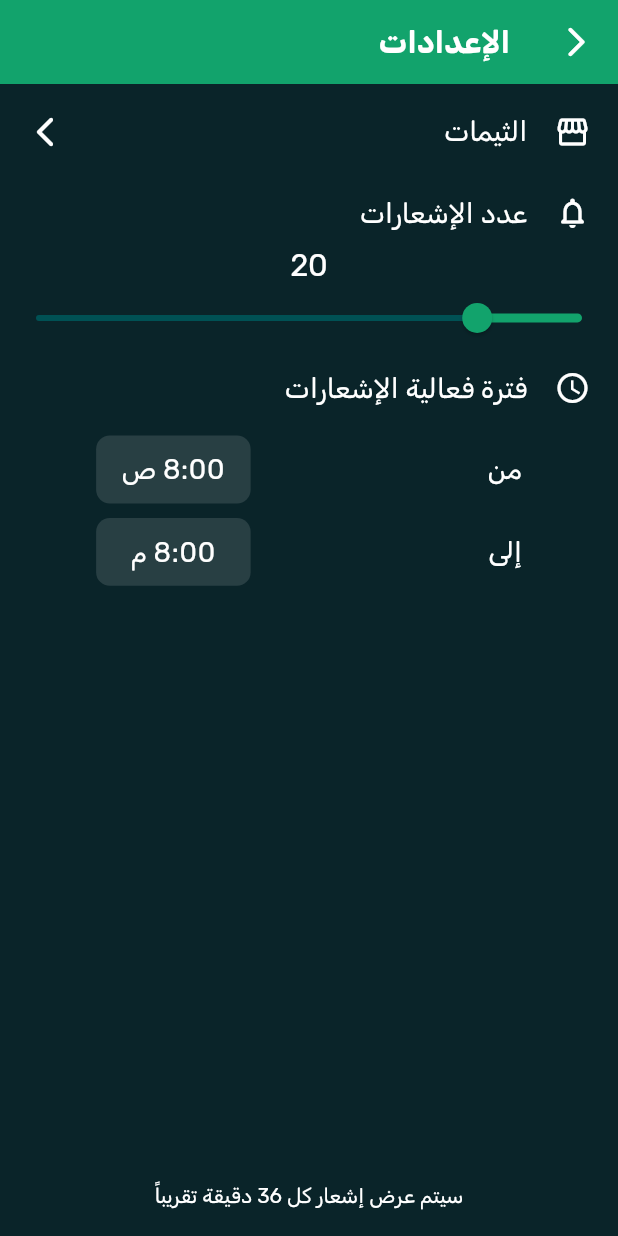
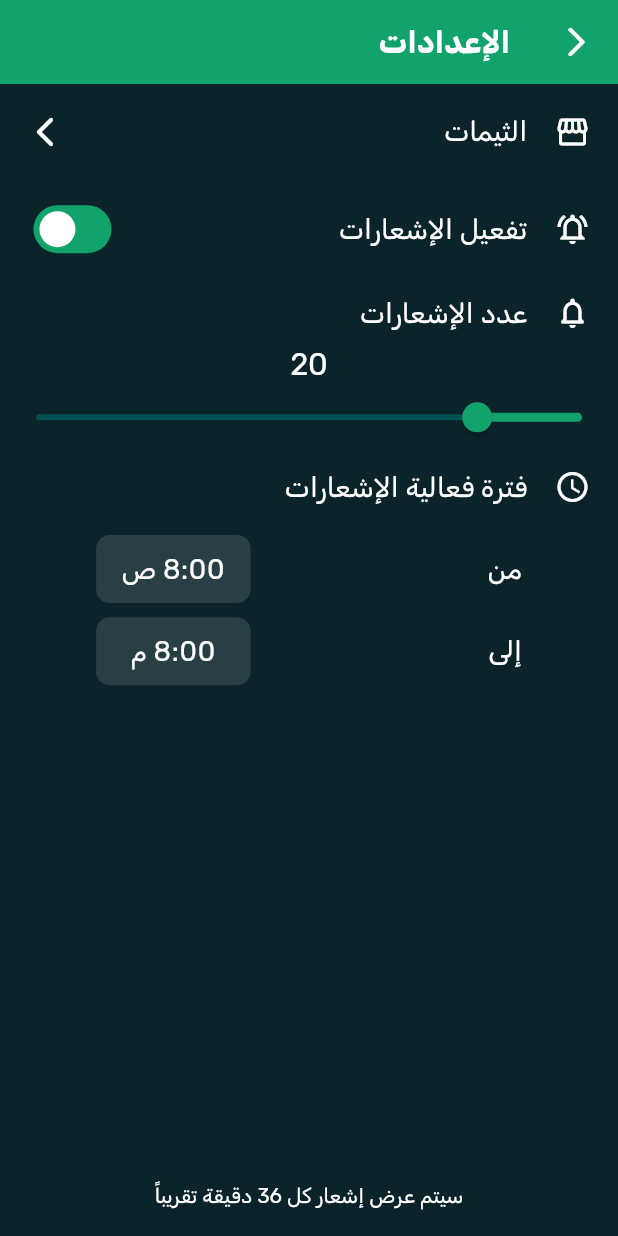
Before and after one commit to Kawarem/tadaruk.kawarem, a Flutter app: the screen it shows after launch, after a tap on the "settings" icon, on a phone screen of 412 x 824 dp. Run offline on Flutter 3.47's test engine with Material 3 defaults, Android fonts, the phone set to English and light mode, and no system bars; our stand-ins replace bloc, equatable, flutter_bloc, flutter_screenutil, flutter_svg, get and 3 more; missing offline and left inert: marqueer; accounts and stored records are empty; statements that could not run were skipped.

Commit message:
Add activate notifications toggle

```diff
--- a/lib/modules/settings_screen/settings_screen.dart
+++ b/lib/modules/settings_screen/settings_screen.dart
@@ -4,7 +4,6 @@ import 'package:flutter_screenutil/flutter_screenutil.dart';
 import 'package:get/get.dart';
 import 'package:tadarok/modules/themes_screen/themes_screen.dart';
 import 'package:tadarok/state_management/app_bloc/app_bloc.dart';
-
 
 class SettingsScreen extends StatelessWidget {
   const SettingsScreen({super.key});
@@ -42,7 +41,6 @@ class SettingsScreen extends StatelessWidget {
                         child: Container(
                           padding: const EdgeInsets.all(16).r,
                           child: Row(
-                            mainAxisSize: MainAxisSize.max,
                             children: [
                               const Icon(Icons.storefront),
                               SizedBox(
@@ -50,10 +48,7 @@ class SettingsScreen extends StatelessWidget {
                               ),
                               Text(
                                 'الثيمات',
-                                style: Theme
-                                    .of(context)
-                                    .textTheme
-                                    .bodyLarge,
+                                style: Theme.of(context).textTheme.bodyLarge,
                               ),
                               const Expanded(
                                 child: Row(
@@ -73,16 +68,53 @@ class SettingsScreen extends StatelessWidget {
                             .r,
                         child: Row(
                           children: [
+                            Icon(appBloc.isNotificationsActivated
+                                ? Icons.notifications_active_outlined
+                                : Icons.notifications_off_outlined),
+                            SizedBox(
+                              width: 16.w,
+                            ),
+                            Text(
+                              'تفعيل الإشعارات',
+                              style: Theme.of(context).textTheme.bodyLarge,
+                            ),
+                            Expanded(
+                              child: Row(
+                                mainAxisAlignment: MainAxisAlignment.end,
+                                children: [
+                                  Switch(
+                                      value: appBloc.isNotificationsActivated,
+                                      onChanged: (isNotificationsActivated) {
+                                        appBloc.add(
+                                            ChangeNotificationsActivationEvent(
+                                                isNotificationsActivated:
+                                                    isNotificationsActivated));
+                                      }),
+                                ],
+                              ),
+                            ),
+                          ],
+                        ),
+                      ),
+                      AnimatedOpacity(
+                        opacity: appBloc.isNotificationsActivated ? 1 : 0.5,
+                        duration: const Duration(milliseconds: 250),
+                        child: Column(
+                          children: [
+                            Padding(
+                              padding: const EdgeInsets.symmetric(
+                                      horizontal: 16.0, vertical: 8)
+                                  .r,
+                              child: Row(
+                                children: [
                                   const Icon(Icons.notifications_none_rounded),
                                   SizedBox(
                                     width: 16.w,
                                   ),
                                   Text(
                                     'عدد الإشعارات',
-                              style: Theme
-                                  .of(context)
-                                  .textTheme
-                                  .bodyLarge,
+                                    style:
+                                        Theme.of(context).textTheme.bodyLarge,
                                   ),
                                 ],
                               ),
@@ -92,18 +124,18 @@ class SettingsScreen extends StatelessWidget {
                               children: [
                                 Text(
                                   appBloc.notificationsNumber.toString(),
-                            style: Theme
-                                .of(context)
-                                .textTheme
-                                .displayLarge,
+                                  style:
+                                      Theme.of(context).textTheme.displayLarge,
                                 ),
                               ],
                             ),
                             Slider(
                               value: appBloc.notificationsNumber.toDouble(),
                               onChanged: (value) {
+                                if (appBloc.isNotificationsActivated) {
                                   appBloc.add(ChangeNotificationsNumberEvent(
                                       notificationsNumber: value));
+                                }
                               },
                               min: 1,
                               max: 100,
@@ -120,10 +152,8 @@ class SettingsScreen extends StatelessWidget {
                                   ),
                                   Text(
                                     'فترة فعالية الإشعارات',
-                              style: Theme
-                                  .of(context)
-                                  .textTheme
-                                  .bodyLarge,
+                                    style:
+                                        Theme.of(context).textTheme.bodyLarge,
                                   )
                                 ],
                               ),
@@ -135,46 +165,47 @@ class SettingsScreen extends StatelessWidget {
                               child: Column(
                                 children: [
                                   Row(
-                              mainAxisAlignment: MainAxisAlignment.spaceBetween,
+                                    mainAxisAlignment:
+                                        MainAxisAlignment.spaceBetween,
                                     children: [
                                       Text('من',
-                                    style:
-                                    Theme
-                                        .of(context)
+                                          style: Theme.of(context)
                                               .textTheme
                                               .bodyLarge),
                                       GestureDetector(
                                         onTap: () {
+                                          if (appBloc
+                                              .isNotificationsActivated) {
                                             showTimePicker(
                                                     context: context,
-                                        initialTime:
-                                        appBloc.notificationStartTime)
+                                                    initialTime: appBloc
+                                                        .notificationStartTime)
                                                 .then((value) {
                                               appBloc.add(
                                                   ChangeNotificationsStartTimeEvent(
-                                              notificationStartTime: value!));
+                                                      notificationStartTime:
+                                                          value!));
                                             });
+                                          }
                                         },
                                         child: Container(
                                             width: 90.w,
                                             padding: const EdgeInsets.all(8).r,
                                             decoration: BoxDecoration(
                                                 borderRadius:
-                                          BorderRadius
-                                              .circular(8)
-                                              .r,
-                                          color:
-                                          Colors.white.withOpacity(0.12)),
+                                                    BorderRadius.circular(8).r,
+                                                color: Colors.white
+                                                    .withOpacity(0.12)),
                                             child: Center(
                                               child: Text(
                                                   appBloc.convertTimeToString(
                                                       hour: appBloc
-                                                    .notificationStartTime.hour,
+                                                          .notificationStartTime
+                                                          .hour,
                                                       minute: appBloc
                                                           .notificationStartTime
                                                           .minute),
-                                            style: Theme
-                                                .of(context)
+                                                  style: Theme.of(context)
                                                       .textTheme
                                                       .bodyLarge),
                                             )),
@@ -185,50 +216,55 @@ class SettingsScreen extends StatelessWidget {
                                     height: 8.h,
                                   ),
                                   Row(
-                              mainAxisAlignment: MainAxisAlignment.spaceBetween,
+                                    mainAxisAlignment:
+                                        MainAxisAlignment.spaceBetween,
                                     children: [
                                       Text('إلى',
-                                    style:
-                                    Theme
-                                        .of(context)
+                                          style: Theme.of(context)
                                               .textTheme
                                               .bodyLarge),
                                       GestureDetector(
                                         onTap: () {
+                                          if (appBloc
+                                              .isNotificationsActivated) {
                                             showTimePicker(
                                               context: context,
-                                      initialTime: appBloc.notificationEndTime,
+                                              initialTime:
+                                                  appBloc.notificationEndTime,
                                             ).then((value) {
                                               appBloc.add(
                                                   ChangeNotificationsEndTimeEvent(
-                                              notificationEndTime: value!));
+                                                      notificationEndTime:
+                                                          value!));
                                             });
+                                          }
                                         },
                                         child: Container(
                                             width: 90.w,
                                             padding: const EdgeInsets.all(8).r,
                                             decoration: BoxDecoration(
                                                 borderRadius:
-                                          BorderRadius
-                                              .circular(8)
-                                              .r,
-                                          color:
-                                          Colors.white.withOpacity(0.12)),
+                                                    BorderRadius.circular(8).r,
+                                                color: Colors.white
+                                                    .withOpacity(0.12)),
                                             child: Center(
                                               child: Text(
                                                   appBloc.convertTimeToString(
                                                       hour: appBloc
-                                                    .notificationEndTime.hour,
+                                                          .notificationEndTime
+                                                          .hour,
                                                       minute: appBloc
                                                           .notificationEndTime
                                                           .minute),
-                                            style: Theme
-                                                .of(context)
+                                                  style: Theme.of(context)
                                                       .textTheme
                                                       .bodyLarge),
                                             )),
                                       ),
                                     ],
+                                  ),
+                                ],
+                              ),
                             ),
                           ],
                         ),
@@ -242,14 +278,15 @@ class SettingsScreen extends StatelessWidget {
                         SizedBox(
                           height: 16.h,
                         ),
-                        Center(
+                        AnimatedOpacity(
+                          opacity: appBloc.isNotificationsActivated ? 1 : 0,
+                          duration: const Duration(milliseconds: 250),
+                          child: Center(
                             child: Text(
-                              'سيتم عرض إشعار كل ${appBloc
-                                  .timeBetweenEachNotifications} دقيقة تقريباً',
-                              style: Theme
-                                  .of(context)
-                                  .textTheme
-                                  .displaySmall),
+                                'سيتم عرض إشعار كل ${appBloc.timeBetweenEachNotifications} دقيقة تقريباً',
+                                style:
+                                    Theme.of(context).textTheme.displaySmall),
+                          ),
                         ),
                       ],
                     ),
--- a/lib/state_management/app_bloc/app_bloc.dart
+++ b/lib/state_management/app_bloc/app_bloc.dart
@@ -20,22 +20,14 @@ class AppBloc extends Bloc<AppEvent, AppState> {
   int surahNumber = 0;
   int displayTypeInHomeScreen = 0;
   bool appBarIsCollapsed = false;
-  List<bool> isOverflowing = [
-    false,
-    false,
-    false,
-  ];
-  List<GlobalKey> textKeys = [
-    GlobalKey(),
-    GlobalKey(),
-    GlobalKey(),
-  ];
+  bool isNotificationsActivated = true;
 
   AppBloc() : super(AppInitial()) {
     on<AppEvent>((event, emit) async {
       if (event is ChangeNotificationsNumberEvent) {
         notificationsNumber = event.notificationsNumber.toInt();
         timeBetweenEachNotifications = calculateTimeBetweenEachNotifications();
+        await AppCacheHelper().cacheNotificationsNumber(notificationsNumber);
         emit(ChangeNotificationsNumberState());
       } else if (event is ChangeNotificationsStartTimeEvent) {
         notificationStartTime = event.notificationStartTime;
@@ -60,7 +52,7 @@ class AppBloc extends Bloc<AppEvent, AppState> {
         emit(ChangeMistakeKindState());
       } else if (event is ValidateTextFormFieldEvent) {
         emit(ValidateTextFormFieldState(validator: event.validator));
-      } else if (event is ChangeSurahInAddMistakeScreen) {
+      } else if (event is ChangeSurahInAddMistakeScreenEvent) {
         surahNumber = event.surahNumber;
         emit(ChangeSurahInAddMistakeScreenState(
             versesNumber: event.surahNumber));
@@ -77,6 +69,9 @@ class AppBloc extends Bloc<AppEvent, AppState> {
         notificationEndTime = await AppCacheHelper().getNotificationEndTime();
         timeBetweenEachNotifications = calculateTimeBetweenEachNotifications();
         emit(GetSettingsDataFromSharedPreferencesState());
+      } else if (event is ChangeNotificationsActivationEvent) {
+        isNotificationsActivated = event.isNotificationsActivated;
+        emit(ChangeNotificationsActivationState());
       }
     });
   }
@@ -126,28 +121,4 @@ class AppBloc extends Bloc<AppEvent, AppState> {
     circleColor1 = const Color(0xffb5e742);
     changeCircleColor();
   }
-
-  void checkOverflow(int index) {
-    final RenderBox? renderBox =
-        textKeys[index].currentContext?.findRenderObject() as RenderBox?;
-    // if (renderBox != null) {
-    final double minIntrinsicWidth = renderBox!.getMinIntrinsicWidth(30);
-    final double maxIntrinsicWidth = renderBox.getMaxIntrinsicWidth(30);
-    final double containerWidth = renderBox.size.width;
-    print(minIntrinsicWidth);
-    print(maxIntrinsicWidth);
-    print(containerWidth);
-    isOverflowing[index] = minIntrinsicWidth > containerWidth;
-    // }
-  }
-
-  bool hasTextOverflow(String text, TextStyle style,
-      {double minWidth = 0, double maxWidth = 300, int maxLines = 1}) {
-    final TextPainter textPainter = TextPainter(
-      text: TextSpan(text: text, style: style),
-      maxLines: maxLines,
-      textDirection: TextDirection.ltr,
-    )..layout(minWidth: minWidth, maxWidth: maxWidth);
-    return textPainter.didExceedMaxLines;
-  }
 }
--- a/lib/state_management/app_bloc/app_event.dart
+++ b/lib/state_management/app_bloc/app_event.dart
@@ -39,10 +39,10 @@ class ValidateTextFormFieldEvent extends AppEvent {
   ValidateTextFormFieldEvent({required this.validator});
 }
 
-class ChangeSurahInAddMistakeScreen extends AppEvent {
+class ChangeSurahInAddMistakeScreenEvent extends AppEvent {
   final int surahNumber;
 
-  ChangeSurahInAddMistakeScreen({required this.surahNumber});
+  ChangeSurahInAddMistakeScreenEvent({required this.surahNumber});
 }
 
 class ChangeDisplayTypeInHomeScreenEvent extends AppEvent {
@@ -70,3 +70,9 @@ class InsertDataToDatabaseEvent extends AppEvent {
     required this.mistakeRepetition,
   });
 }
+
+class ChangeNotificationsActivationEvent extends AppEvent {
+  final bool isNotificationsActivated;
+
+  ChangeNotificationsActivationEvent({required this.isNotificationsActivated});
+}
--- a/lib/state_management/app_bloc/app_state.dart
+++ b/lib/state_management/app_bloc/app_state.dart
@@ -36,3 +36,5 @@ class AppBarCollapsedState extends AppState {
 class GetSettingsDataFromSharedPreferencesState extends AppState {}
 
 class InsertDataToDatabaseState extends AppState {}
+
+class ChangeNotificationsActivationState extends AppState {}
--- a/lib/state_management/sql_cubit/sql_cubit.dart
+++ b/lib/state_management/sql_cubit/sql_cubit.dart
@@ -49,6 +49,7 @@ class SqlCubit extends Cubit<SqlState> {
             verse_number INTEGER,
             mistake_kind INTEGER,
             mistake TEXT,
+            note TEXT,
             mistake_repetition INTEGER,
             FOREIGN KEY (surah_id) REFERENCES surah_names(id)
           )''');
@@ -71,7 +72,7 @@ class SqlCubit extends Cubit<SqlState> {
         }
       }
       if (kDebugMode) {
-        print('surah inserted for the first time successfully');
+        print('surahs inserted for the first time successfully');
       }
     } else {
       if (kDebugMode) {
@@ -96,6 +97,7 @@ class SqlCubit extends Cubit<SqlState> {
     required int verseNumber,
     required int mistakeKind,
     required String mistake,
+    required String note,
     required int mistakeRepetition,
   }) async {
     await database.transaction((txn) {
@@ -105,10 +107,18 @@ class SqlCubit extends Cubit<SqlState> {
           verse_number,
           mistake_kind,
           mistake,
+          note,
           mistake_repetition
           )
-          VALUES (?, ?, ?, ?, ?)
-          ''', [surahId, verseNumber, mistakeKind, mistake, mistakeRepetition]);
+          VALUES (?, ?, ?, ?, ?, ?)
+          ''', [
+        surahId,
+        verseNumber,
+        mistakeKind,
+        mistake,
+        note,
+        mistakeRepetition
+      ]);
     }).then((value) async {
       if (kDebugMode) {
         print('$value inserted successfully');
@@ -132,6 +142,7 @@ class SqlCubit extends Cubit<SqlState> {
       m.verse_number,
       m.mistake_kind,
       m.mistake,
+      m.note,
       m.mistake_repetition
     FROM surah_names s
     LEFT JOIN surah_mistakes m ON s.id = m.surah_id
@@ -184,6 +195,7 @@ class SqlCubit extends Cubit<SqlState> {
     //     print('Verse Number: ${row['verse_number']}');
     //     print('Mistake Kind: ${row['mistake_kind']}');
     //     print('Mistake: ${row['mistake']}');
+    //     print('note: ${row['note']}');
     //     print('Mistake Repetition: ${row['mistake_repetition']}');
     //     print('---');
     //   }
@@ -202,6 +214,7 @@ class SqlCubit extends Cubit<SqlState> {
           print('Verse Number: ${mistake['verse_number']}');
           print('Mistake Kind: ${mistake['mistake_kind']}');
           print('Mistake: ${mistake['mistake']}');
+          print('Note: ${mistake['note']}');
           print('Mistake Repetition: ${mistake['mistake_repetition']}');
           print('---');
         }
```
Also changed, not shown: lib/modules/add_mistake_screen/add_mistake_screen.dart (+16 -20 lines), pubspec.yaml (+8 -3 lines), assets/fonts/kfgqpc-hafs-uthmanic-script-font/KfgqpcHafsUthmanicScriptRegular-1jGEe.ttf (added), assets/fonts/kfgqpc-hafs-uthmanic-script-font/KfgqpcHafsUthmanicScriptRegular-nARZ1.ttf (added), pubspec.lock, 1 other file. Lines whose indentation alone changed are shown as unchanged.
